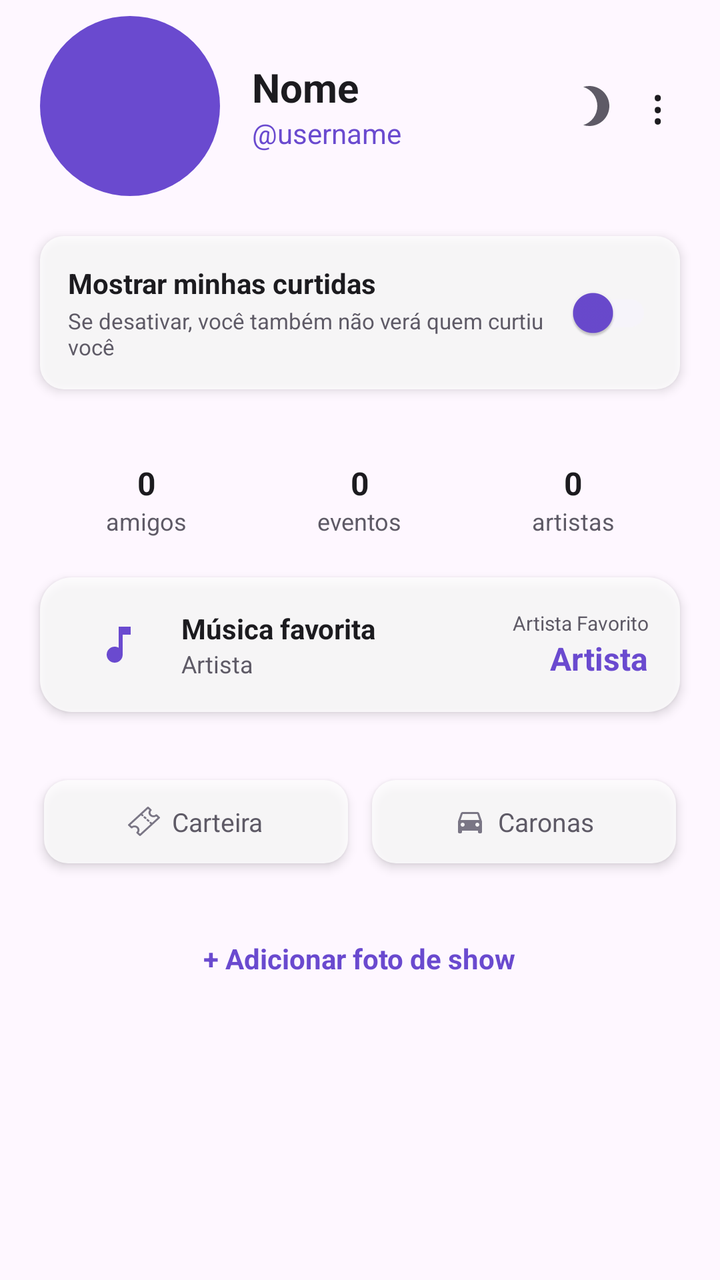
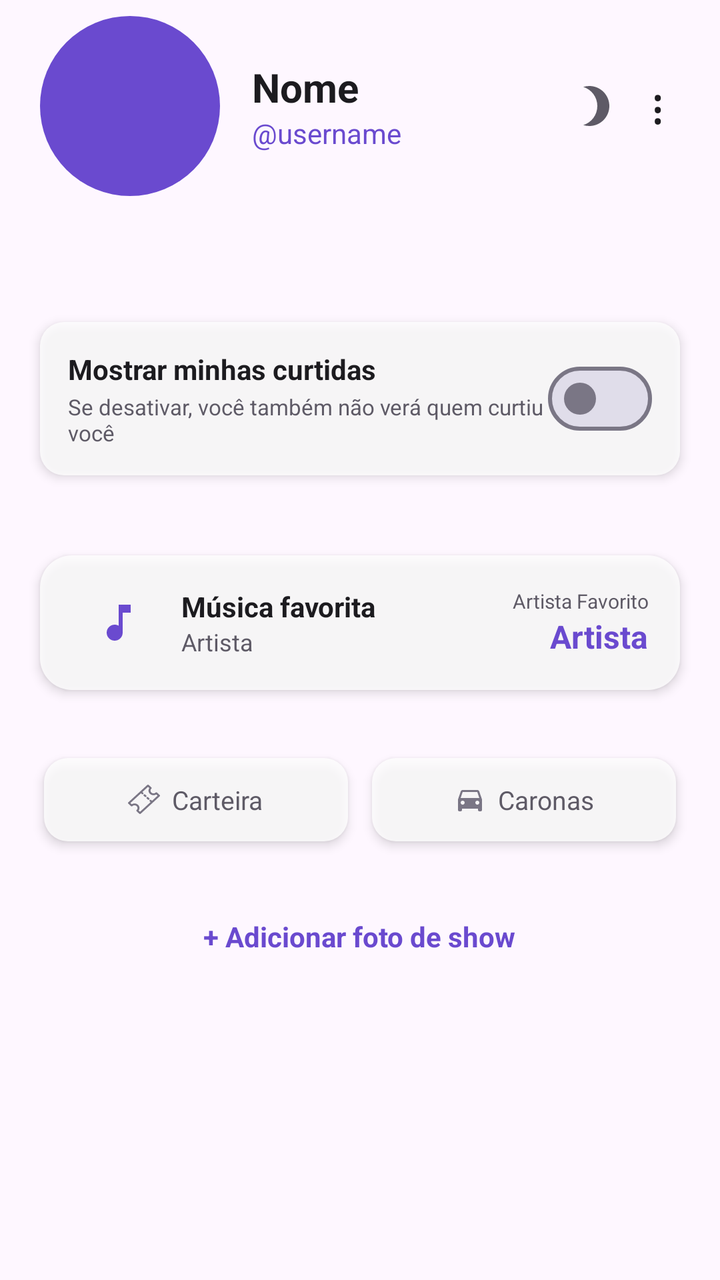

Before-and-after screenshots of an Android layout around one commit, followed by the original layout XML and the change that was made.
<!-- AndroidManifest.xml: application theme Theme.MeetBeat -->
<!-- res/layout/fragment_profile.xml -->
<?xml version="1.0" encoding="utf-8"?>
<androidx.core.widget.NestedScrollView xmlns:android="http://schemas.android.com/apk/res/android"
    xmlns:app="http://schemas.android.com/apk/res-auto"
    android:layout_width="match_parent"
    android:layout_height="match_parent">

    <LinearLayout
        android:layout_width="match_parent"
        android:layout_height="wrap_content"
        android:orientation="vertical">

        
        <LinearLayout
            android:layout_width="match_parent"
            android:layout_height="wrap_content"
            android:orientation="horizontal"
            android:paddingHorizontal="20dp"
            android:paddingTop="8dp"
            android:gravity="center_vertical">

            <ImageView
                android:id="@+id/imagePerfilFoto"
                android:layout_width="90dp"
                android:layout_height="90dp"
                android:scaleType="centerCrop"
                android:background="@drawable/bg_avatar_circle" />

            <LinearLayout
                android:layout_width="0dp"
                android:layout_height="wrap_content"
                android:layout_weight="1"
                android:layout_marginStart="16dp"
                android:orientation="vertical">

                <TextView
                    android:id="@+id/textPerfilNome"
                    android:layout_width="wrap_content"
                    android:layout_height="wrap_content"
                    android:text="Nome"
                    android:textColor="@color/text_dark"
                    android:textSize="20sp"
                    android:textStyle="bold" />

                <TextView
                    android:id="@+id/textPerfilUsername"
                    android:layout_width="wrap_content"
                    android:layout_height="wrap_content"
                    android:text="@username"
                    android:textColor="@color/purple_primary"
                    android:textSize="14sp" />

            </LinearLayout>

            <ImageView
                android:id="@+id/btnAlternarTema"
                android:layout_width="40dp"
                android:layout_height="40dp"
                android:padding="8dp"
                android:src="@drawable/ic_moon"
                android:clickable="true"
                android:focusable="true" />

            <TextView
                android:id="@+id/btnMenuPerfil"
                android:layout_width="wrap_content"
                android:layout_height="wrap_content"
                android:text="⋮"
                android:textSize="24sp"
                android:textColor="@color/text_dark"
                android:padding="8dp"
                android:clickable="true"
                android:focusable="true" />

        </LinearLayout>

        
        <LinearLayout
            android:layout_width="match_parent"
            android:layout_height="wrap_content"
            android:orientation="horizontal"
            android:background="@drawable/bg_stat_placeholder"
            android:elevation="3dp"
            android:layout_margin="20dp"
            android:padding="14dp"
            android:gravity="center_vertical">

            <LinearLayout
                android:layout_width="0dp"
                android:layout_height="wrap_content"
                android:layout_weight="1"
                android:orientation="vertical">

                <TextView
                    android:layout_width="wrap_content"
                    android:layout_height="wrap_content"
                    android:text="Mostrar minhas curtidas"
                    android:textColor="@color/text_dark"
                    android:textSize="14sp"
                    android:textStyle="bold" />

                <TextView
                    android:layout_width="wrap_content"
                    android:layout_height="wrap_content"
                    android:layout_marginTop="2dp"
                    android:text="Se desativar, você também não verá quem curtiu você"
                    android:textColor="@color/text_gray"
                    android:textSize="11sp" />

            </LinearLayout>

            <androidx.appcompat.widget.SwitchCompat
                android:id="@+id/switchMostrarCurtidas"
                android:layout_width="wrap_content"
                android:layout_height="wrap_content"
                app:thumbTint="@color/purple_primary"
                app:trackTint="@color/purple_light" />

        </LinearLayout>

        
        <LinearLayout
            android:layout_width="match_parent"
            android:layout_height="wrap_content"
            android:orientation="horizontal"
            android:paddingHorizontal="20dp"
            android:paddingTop="16dp"
            android:weightSum="3">

            <LinearLayout
                android:layout_width="0dp"
                android:layout_height="wrap_content"
                android:layout_weight="1"
                android:orientation="vertical"
                android:gravity="center">

                <TextView
                    android:layout_width="wrap_content"
                    android:layout_height="wrap_content"
                    android:text="0"
                    android:textColor="@color/text_dark"
                    android:textSize="16sp"
                    android:textStyle="bold" />

                <TextView
                    android:layout_width="wrap_content"
                    android:layout_height="wrap_content"
                    android:text="amigos"
                    android:textColor="@color/text_gray"
                    android:textSize="12sp" />

            </LinearLayout>

            <LinearLayout
                android:layout_width="0dp"
                android:layout_height="wrap_content"
                android:layout_weight="1"
                android:orientation="vertical"
                android:gravity="center">

                <TextView
                    android:layout_width="wrap_content"
                    android:layout_height="wrap_content"
                    android:text="0"
                    android:textColor="@color/text_dark"
                    android:textSize="16sp"
                    android:textStyle="bold" />

                <TextView
                    android:layout_width="wrap_content"
                    android:layout_height="wrap_content"
                    android:text="eventos"
                    android:textColor="@color/text_gray"
                    android:textSize="12sp" />

            </LinearLayout>

            <LinearLayout
                android:layout_width="0dp"
                android:layout_height="wrap_content"
                android:layout_weight="1"
                android:orientation="vertical"
                android:gravity="center">

                <TextView
                    android:layout_width="wrap_content"
                    android:layout_height="wrap_content"
                    android:text="0"
                    android:textColor="@color/text_dark"
                    android:textSize="16sp"
                    android:textStyle="bold" />

                <TextView
                    android:layout_width="wrap_content"
                    android:layout_height="wrap_content"
                    android:text="artistas"
                    android:textColor="@color/text_gray"
                    android:textSize="12sp" />

            </LinearLayout>

        </LinearLayout>

        
        <LinearLayout
            android:id="@+id/cardMusicaFavorita"
            android:layout_width="match_parent"
            android:layout_height="wrap_content"
            android:orientation="horizontal"
            android:background="@drawable/bg_music_card"
            android:elevation="3dp"
            android:layout_margin="20dp"
            android:padding="16dp"
            android:gravity="center_vertical">

            <ImageView
                android:layout_width="0dp"
                android:layout_height="24dp"
                android:layout_weight="1"
                android:src="@drawable/ic_music_note" />

            <LinearLayout
                android:layout_width="0dp"
                android:layout_height="wrap_content"
                android:layout_weight="3"
                android:orientation="vertical"
                android:layout_marginStart="8dp">

                <TextView
                    android:id="@+id/textMusicaFavorita"
                    android:layout_width="wrap_content"
                    android:layout_height="wrap_content"
                    android:text="Música favorita"
                    android:textColor="@color/text_dark"
                    android:textSize="14sp"
                    android:textStyle="bold" />

                <TextView
                    android:id="@+id/textArtistaFavoritoSub"
                    android:layout_width="wrap_content"
                    android:layout_height="wrap_content"
                    android:text="Artista"
                    android:textColor="@color/text_gray"
                    android:textSize="12sp" />

            </LinearLayout>

            <LinearLayout
                android:layout_width="0dp"
                android:layout_height="wrap_content"
                android:layout_weight="2"
                android:orientation="vertical"
                android:gravity="end">

                <TextView
                    android:layout_width="match_parent"
                    android:layout_height="wrap_content"
                    android:text="Artista Favorito"
                    android:textColor="@color/text_gray"
                    android:textSize="10sp"
                    android:textAlignment="viewEnd" />

                <TextView
                    android:id="@+id/textArtistaFavorito"
                    android:layout_width="match_parent"
                    android:layout_height="wrap_content"
                    android:text="Artista"
                    android:textColor="@color/purple_primary"
                    android:textSize="16sp"
                    android:textStyle="bold"
                    android:textAlignment="viewEnd" />

            </LinearLayout>

        </LinearLayout>

        
        <LinearLayout
            android:layout_width="match_parent"
            android:layout_height="wrap_content"
            android:orientation="horizontal"
            android:clipChildren="false"
            android:clipToPadding="false"
            android:paddingHorizontal="16dp"
            android:paddingVertical="8dp"
            android:weightSum="2">

            <LinearLayout
                android:layout_width="0dp"
                android:layout_height="wrap_content"
                android:layout_weight="1"
                android:layout_margin="6dp"
                android:layout_marginEnd="10dp"
                android:background="@drawable/bg_stat_placeholder"
                android:elevation="3dp"
                android:padding="12dp"
                android:orientation="horizontal"
                android:gravity="center">

                <ImageView
                    android:layout_width="16dp"
                    android:layout_height="16dp"
                    android:src="@drawable/ic_ticket" />

                <TextView
                    android:layout_width="wrap_content"
                    android:layout_height="wrap_content"
                    android:layout_marginStart="6dp"
                    android:text="Carteira"
                    android:textColor="@color/text_gray"
                    android:textSize="13sp" />

            </LinearLayout>

            <LinearLayout
                android:layout_width="0dp"
                android:layout_height="wrap_content"
                android:layout_weight="1"
                android:layout_margin="6dp"
                android:layout_marginStart="10dp"
                android:background="@drawable/bg_stat_placeholder"
                android:elevation="3dp"
                android:padding="12dp"
                android:orientation="horizontal"
                android:gravity="center">

                <ImageView
                    android:layout_width="16dp"
                    android:layout_height="16dp"
                    android:src="@drawable/ic_car" />

                <TextView
                    android:layout_width="wrap_content"
                    android:layout_height="wrap_content"
                    android:layout_marginStart="6dp"
                    android:text="Caronas"
                    android:textColor="@color/text_gray"
                    android:textSize="13sp" />

            </LinearLayout>

        </LinearLayout>

        
        <androidx.recyclerview.widget.RecyclerView
            android:id="@+id/recyclerPosts"
            android:layout_width="match_parent"
            android:layout_height="wrap_content"
            android:paddingHorizontal="18dp"
            android:nestedScrollingEnabled="false" />

        <TextView
            android:id="@+id/btnAdicionarPost"
            android:layout_width="wrap_content"
            android:layout_height="wrap_content"
            android:layout_gravity="center"
            android:layout_margin="16dp"
            android:text="+ Adicionar foto de show"
            android:textColor="@color/purple_primary"
            android:textStyle="bold"
            android:padding="8dp"
            android:clickable="true"
            android:focusable="true" />

        <View
            android:layout_width="match_parent"
            android:layout_height="100dp" />

    </LinearLayout>

</androidx.core.widget.NestedScrollView>
<!-- resources referenced by this layout -->
<resources>
  <color name="purple_light">#F6F4FA</color>
  <color name="purple_primary">#6A4ACF</color>
  <color name="text_dark">#1C1B1F</color>
  <color name="text_gray">#5E5A66</color>
  <!-- drawable bg_avatar_circle (drawable) -->
  <?xml version="1.0" encoding="utf-8"?>
  <shape xmlns:android="http://schemas.android.com/apk/res/android"
      android:shape="oval">
      <solid android:color="@color/purple_primary" />
  </shape>
  <!-- drawable bg_music_card (drawable) -->
  <?xml version="1.0" encoding="utf-8"?>
  
  <shape xmlns:android="http://schemas.android.com/apk/res/android"
      android:shape="rectangle">
      <solid android:color="@color/vidro_fundo" />
      <corners android:radius="16dp" />
  </shape>
  <!-- drawable bg_stat_placeholder (drawable) -->
  <?xml version="1.0" encoding="utf-8"?>
  
  <shape xmlns:android="http://schemas.android.com/apk/res/android"
      android:shape="rectangle">
      <solid android:color="@color/vidro_fundo" />
      <corners android:radius="12dp" />
  </shape>
  <!-- drawable ic_car (drawable) -->
  <vector xmlns:android="http://schemas.android.com/apk/res/android"
      android:width="24dp"
      android:height="24dp"
      android:viewportWidth="24"
      android:viewportHeight="24">
    <path
        android:fillColor="@color/icone_inativo"
        android:pathData="M18.92,6.01C18.72,5.42 18.16,5 17.5,5h-11c-0.66,0 -1.21,0.42 -1.42,1.01L3,12v8c0,0.55 0.45,1 1,1h1c0.55,0 1,-0.45 1,-1v-1h12v1c0,0.55 0.45,1 1,1h1c0.55,0 1,-0.45 1,-1v-8L18.92,6.01zM6.5,16C5.67,16 5,15.33 5,14.5S5.67,13 6.5,13 8,13.67 8,14.5 7.33,16 6.5,16zM17.5,16c-0.83,0 -1.5,-0.67 -1.5,-1.5s0.67,-1.5 1.5,-1.5 1.5,0.67 1.5,1.5 -0.67,1.5 -1.5,1.5zM5,11l1.5,-4.5h11L19,11H5z"/>
  </vector>
  <!-- drawable ic_moon (drawable) -->
  <vector xmlns:android="http://schemas.android.com/apk/res/android"
      android:width="24dp"
      android:height="24dp"
      android:viewportWidth="24"
      android:viewportHeight="24">
    <path
        android:fillColor="@color/text_gray"
        android:pathData="M9,2c-1.05,0 -2.05,0.16 -3,0.46 4.06,1.27 7,5.06 7,9.54 0,4.48 -2.94,8.27 -7,9.54 0.95,0.3 1.95,0.46 3,0.46 5.52,0 10,-4.48 10,-10S14.52,2 9,2z"/>
  </vector>
  <!-- drawable ic_music_note (drawable) -->
  <vector xmlns:android="http://schemas.android.com/apk/res/android"
      android:width="24dp"
      android:height="24dp"
      android:viewportWidth="24"
      android:viewportHeight="24">
    <path
        android:fillColor="@color/purple_primary"
        android:pathData="M12,3v10.55c-0.59,-0.34 -1.27,-0.55 -2,-0.55 -2.21,0 -4,1.79 -4,4s1.79,4 4,4 4,-1.79 4,-4L14,7h4L18,3H12z"/>
  </vector>
  <!-- drawable ic_ticket: vector/xml drawable (drawable, 3445 chars, omitted) -->
  <style name="Theme.MeetBeat" parent="Base.Theme.MeetBeat" />
  <color name="vidro_fundo">#CCFFFFFF</color>
  <color name="icone_inativo">#7A7685</color>
  <style name="Base.Theme.MeetBeat" parent="Theme.Material3.DayNight.NoActionBar">
          
          
      </style>
</resources>

<!-- the commit's change to res/layout/fragment_profile.xml (unified diff, before → after) -->
@@ -74,6 +74,27 @@
         </LinearLayout>
 
         
+        <TextView
+            android:id="@+id/textPerfilBio"
+            android:layout_width="match_parent"
+            android:layout_height="wrap_content"
+            android:layout_marginTop="14dp"
+            android:paddingHorizontal="24dp"
+            android:textColor="@color/text_dark"
+            android:textSize="14sp"
+            android:lineSpacingExtra="2dp" />
+
+        
+        <com.google.android.material.chip.ChipGroup
+            android:id="@+id/chipGroupGenerosPerfil"
+            android:layout_width="match_parent"
+            android:layout_height="wrap_content"
+            android:layout_marginTop="10dp"
+            android:paddingHorizontal="20dp"
+            app:chipSpacingHorizontal="6dp"
+            app:chipSpacingVertical="4dp" />
+
+        
         <LinearLayout
             android:layout_width="match_parent"
             android:layout_height="wrap_content"
@@ -108,17 +129,19 @@
 
             </LinearLayout>
 
-            <androidx.appcompat.widget.SwitchCompat
+            <com.google.android.material.materialswitch.MaterialSwitch
                 android:id="@+id/switchMostrarCurtidas"
                 android:layout_width="wrap_content"
                 android:layout_height="wrap_content"
-                app:thumbTint="@color/purple_primary"
-                app:trackTint="@color/purple_light" />
+                app:thumbTint="@color/switch_thumb"
+                app:trackTint="@color/switch_track"
+                app:trackDecorationTint="@color/switch_track_borda" />
 
         </LinearLayout>
 
         
         <LinearLayout
+            android:visibility="gone"
             android:layout_width="match_parent"
             android:layout_height="wrap_content"
             android:orientation="horizontal"
@@ -285,11 +308,15 @@
             android:weightSum="2">
 
             <LinearLayout
+                android:id="@+id/btnCarteiraPerfil"
                 android:layout_width="0dp"
                 android:layout_height="wrap_content"
                 android:layout_weight="1"
                 android:layout_margin="6dp"
                 android:layout_marginEnd="10dp"
+                android:foreground="?attr/selectableItemBackground"
+                android:clickable="true"
+                android:focusable="true"
                 android:background="@drawable/bg_stat_placeholder"
                 android:elevation="3dp"
                 android:padding="12dp"
@@ -312,11 +339,15 @@
             </LinearLayout>
 
             <LinearLayout
+                android:id="@+id/btnCaronasPerfil"
                 android:layout_width="0dp"
                 android:layout_height="wrap_content"
                 android:layout_weight="1"
                 android:layout_margin="6dp"
                 android:layout_marginStart="10dp"
+                android:foreground="?attr/selectableItemBackground"
+                android:clickable="true"
+                android:focusable="true"
                 android:background="@drawable/bg_stat_placeholder"
                 android:elevation="3dp"
                 android:padding="12dp"
@@ -347,6 +378,17 @@
             android:layout_height="wrap_content"
             android:paddingHorizontal="18dp"
             android:nestedScrollingEnabled="false" />
+
+        <TextView
+            android:id="@+id/textDicaExcluirPost"
+            android:layout_width="wrap_content"
+            android:layout_height="wrap_content"
+            android:layout_gravity="center"
+            android:layout_marginTop="8dp"
+            android:text="Toque e segure uma foto para excluí-la"
+            android:textColor="@color/text_terciario"
+            android:textSize="12sp"
+            android:visibility="gone" />
 
         <TextView
             android:id="@+id/btnAdicionarPost"
<!-- resource entries referenced after the edit -->
@@ -1,9 +1,9 @@
 <!-- resources referenced by this layout -->
 <resources>
-  <color name="purple_light">#F6F4FA</color>
   <color name="purple_primary">#6A4ACF</color>
   <color name="text_dark">#1C1B1F</color>
   <color name="text_gray">#5E5A66</color>
+  <color name="text_terciario">#9A96A3</color>
   <!-- drawable bg_avatar_circle (drawable) -->
   <?xml version="1.0" encoding="utf-8"?>
   <shape xmlns:android="http://schemas.android.com/apk/res/android"
